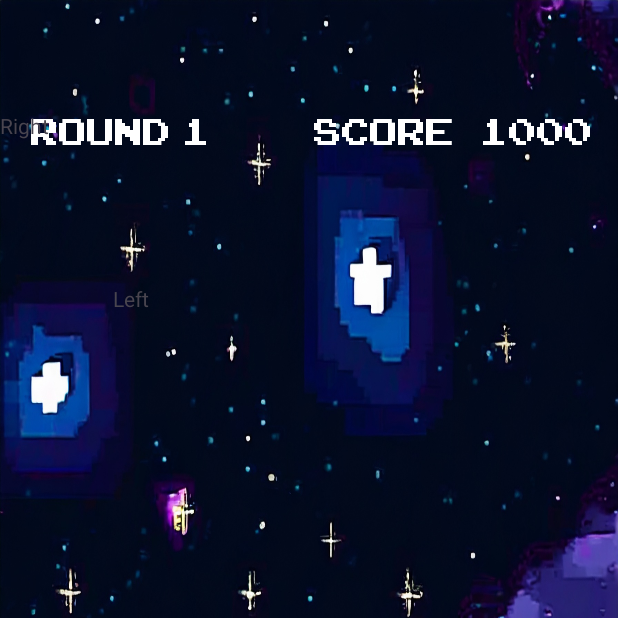
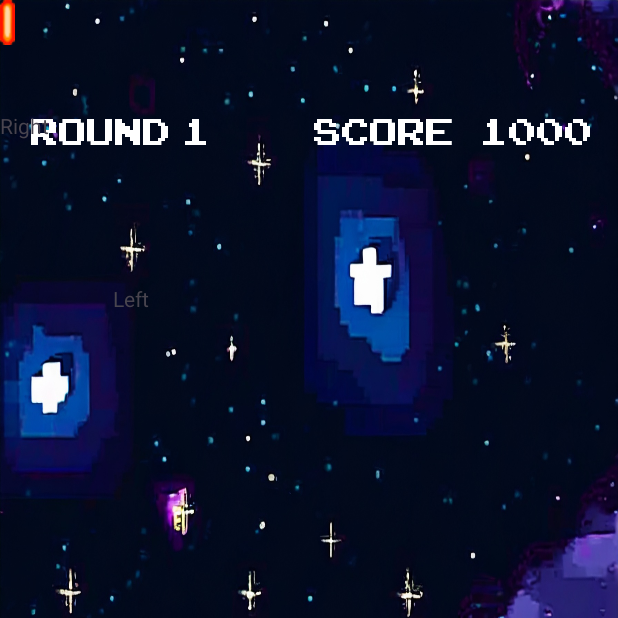
Before and after one commit to LeJohne/Galaga-Ripoff, an Android app: the gamescreen_page screen opened directly, with no data from a screen before it, on a phone screen of 412 x 824 dp, the top half of it. Run offline under Robolectric (Android 15) with nearby library versions, the phone set to English and light mode, and no system bars; Roboto replaces fonts that are not available here.

Commit message:
added bullet png

```diff
--- a/app/src/main/res/layout/activity_gamescreen_page.xml
+++ b/app/src/main/res/layout/activity_gamescreen_page.xml
@@ -101,4 +101,12 @@
         app:layout_constraintStart_toStartOf="parent"
         app:layout_constraintTop_toTopOf="parent" />
 
+    <ImageView
+        android:id="@+id/imageView4"
+        android:layout_width="wrap_content"
+        android:layout_height="wrap_content"
+        app:srcCompat="@drawable/bullet3"
+        tools:layout_editor_absoluteX="176dp"
+        tools:layout_editor_absoluteY="571dp" />
+
 </androidx.constraintlayout.widget.ConstraintLayout>
```
Also changed, not shown: app/src/main/res/drawable/bullet3.png (added).
